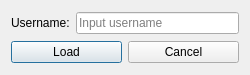
Old version of the form Interface/UserLoadingWindow.ui in the repository luckyLukac/CharacterDatasetCreator.
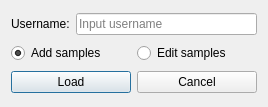
New version of the form.

Patch:
```diff
--- a/Interface/UserLoadingWindow.ui
+++ b/Interface/UserLoadingWindow.ui
@@ -6,20 +6,20 @@
    <rect>
     <x>0</x>
     <y>0</y>
-    <width>250</width>
-    <height>75</height>
+    <width>268</width>
+    <height>107</height>
    </rect>
   </property>
   <property name="minimumSize">
    <size>
     <width>150</width>
-    <height>75</height>
+    <height>107</height>
    </size>
   </property>
   <property name="maximumSize">
    <size>
     <width>350</width>
-    <height>75</height>
+    <height>107</height>
    </size>
   </property>
   <property name="windowTitle">
@@ -37,6 +37,9 @@
      </item>
      <item>
       <widget class="QLineEdit" name="leUsername">
+       <property name="text">
+        <string/>
+       </property>
        <property name="placeholderText">
         <string>Input username</string>
        </property>
@@ -44,6 +47,33 @@
      </item>
     </layout>
    </item>
+   <item>
+    <layout class="QHBoxLayout" name="horizontalLayout_3">
+     <item>
+      <widget class="QRadioButton" name="rbAddSamples">
+       <property name="enabled">
+        <bool>true</bool>
+       </property>
+       <property name="text">
+        <string>Add samples</string>
+       </property>
+       <property name="checked">
+        <bool>true</bool>
+       </property>
+      </widget>
+     </item>
+     <item>
+      <widget class="QRadioButton" name="rbEditSamples">
+       <property name="text">
+        <string>Edit samples</string>
+       </property>
+       <property name="checked">
+        <bool>false</bool>
+       </property>
+      </widget>
+     </item>
+    </layout>
+   </item>
    <item>
     <layout class="QHBoxLayout" name="horizontalLayout">
      <item>
```
